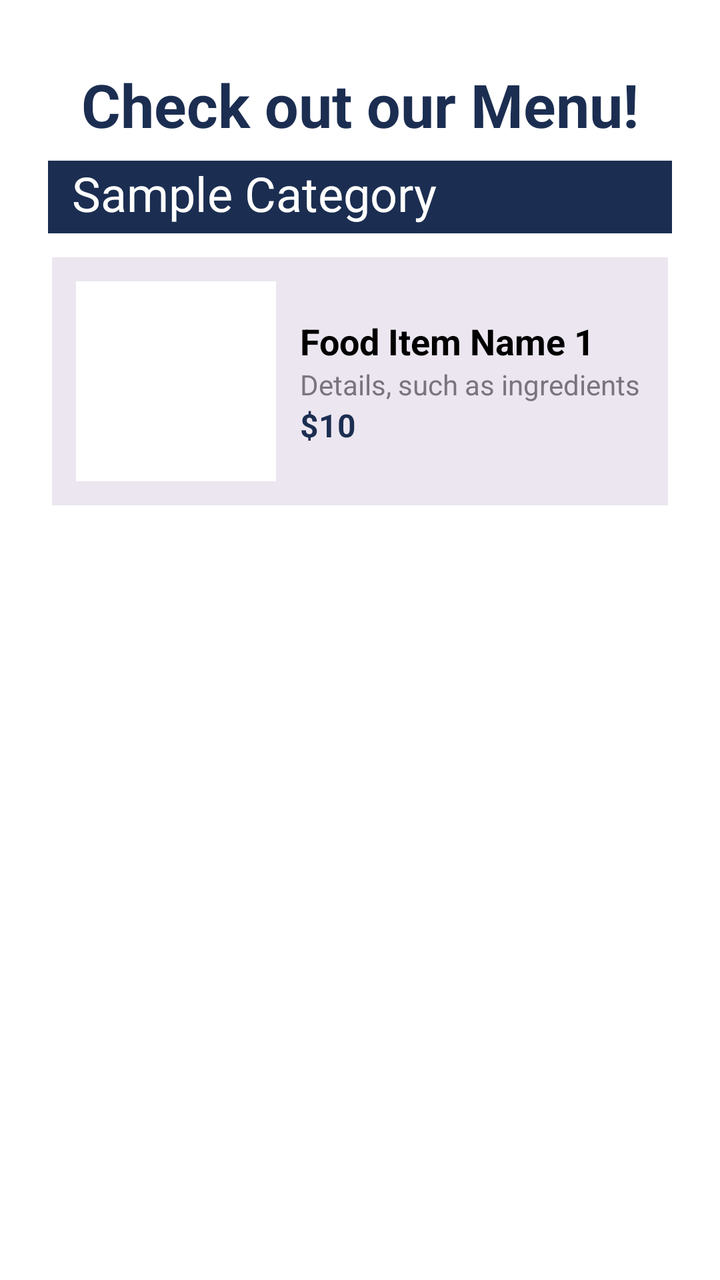
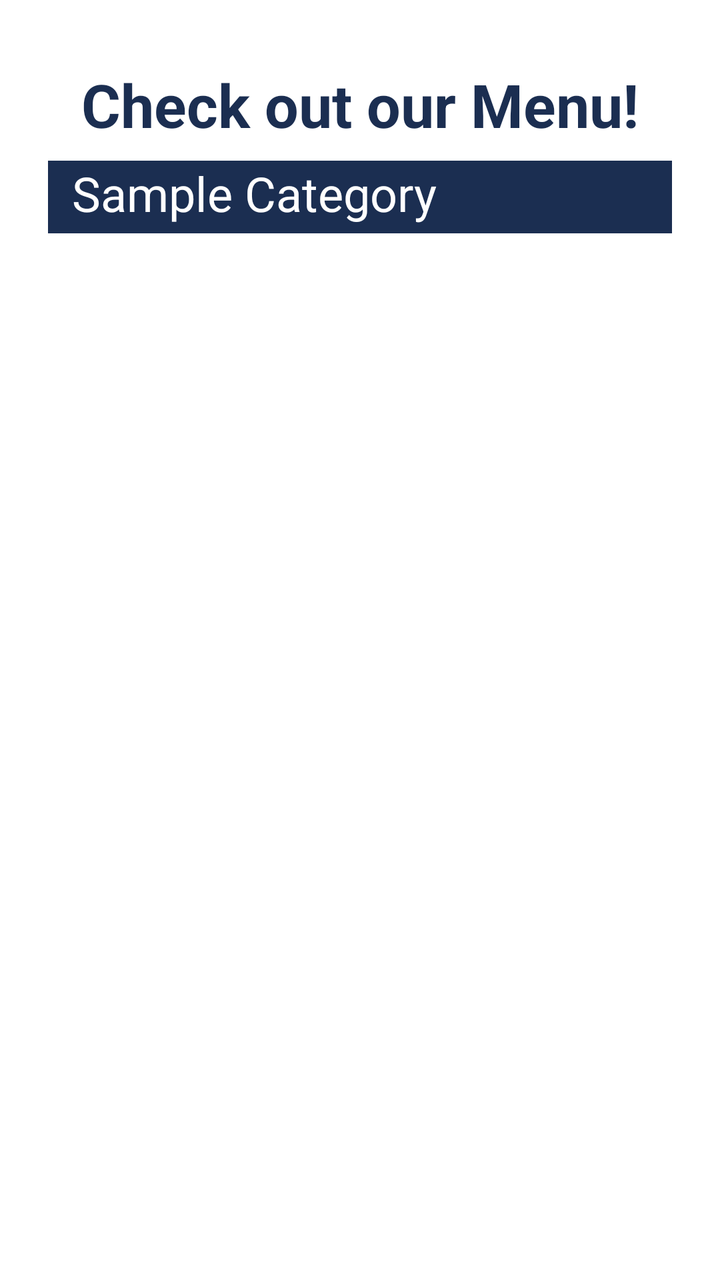

Before-and-after screenshots of an Android layout around one commit, followed by the original layout XML and the change that was made.
<!-- AndroidManifest.xml: application theme Theme.COMP2000 -->
<!-- res/layout/fragment_menu.xml -->
<?xml version="1.0" encoding="utf-8"?>
<ScrollView
    xmlns:android="http://schemas.android.com/apk/res/android"
    xmlns:app="http://schemas.android.com/apk/res-auto"
    android:layout_width="match_parent"
    android:layout_height="match_parent"
    android:fillViewport="true">

    <androidx.constraintlayout.widget.ConstraintLayout
        android:id="@+id/menu_layout"
        android:layout_width="match_parent"
        android:layout_height="wrap_content"
        android:padding="16dp">

        
        <TextView style="@style/PrimaryHeader"
            android:id="@+id/menuHeader"
            android:text="Check out our Menu!"
            android:gravity="center"
            app:layout_constraintTop_toTopOf="parent"
            app:layout_constraintStart_toStartOf="parent"
            app:layout_constraintEnd_toEndOf="parent"/>

        
        <TextView style="@style/SecondaryHeader"
            android:id="@+id/categoryHeader"
            android:text="Sample Category"
            app:layout_constraintTop_toBottomOf="@id/menuHeader"
            app:layout_constraintStart_toStartOf="parent"
            app:layout_constraintEnd_toEndOf="parent"/>

        
        <androidx.constraintlayout.widget.ConstraintLayout style="@style/Card"
            android:id="@+id/menu_item_1"
            android:layout_width="0dp"
            android:layout_height="wrap_content"
            android:layout_marginTop="12dp"
            android:layout_marginBottom="24dp"
            app:layout_constraintTop_toBottomOf="@id/categoryHeader"
            app:layout_constraintStart_toStartOf="parent"
            app:layout_constraintEnd_toEndOf="parent">

            
            <ImageView style="@style/MenuItemPhoto"
                android:id="@+id/menu_image_1"
                android:contentDescription="Description of the food"
                app:layout_constraintTop_toTopOf="parent"
                app:layout_constraintBottom_toBottomOf="parent"
                app:layout_constraintStart_toStartOf="parent"/>

            
            <androidx.constraintlayout.widget.ConstraintLayout style="@style/FoodDetailsBox"
                android:id="@+id/food_details_box"
                android:layout_width="0dp"
                android:layout_height="wrap_content"
                app:layout_constraintStart_toEndOf="@id/menu_image_1"
                app:layout_constraintTop_toTopOf="parent"
                app:layout_constraintBottom_toBottomOf="parent"
                app:layout_constraintEnd_toEndOf="parent"
                android:layout_marginStart="12dp">

                <TextView style="@style/FoodItemName"
                    android:id="@+id/food_name"
                    android:text="Food Item Name 1"
                    app:layout_constraintTop_toTopOf="parent"
                    app:layout_constraintStart_toStartOf="parent"/>

                <TextView style="@style/FoodItemDetails"
                    android:id="@+id/food_details"
                    android:text="Details, such as ingredients"
                    app:layout_constraintTop_toBottomOf="@id/food_name"
                    app:layout_constraintStart_toStartOf="parent"/>

                <TextView style="@style/FoodItemPrice"
                    android:id="@+id/food_price"
                    android:text="$10"
                    app:layout_constraintTop_toBottomOf="@id/food_details"
                    app:layout_constraintStart_toStartOf="parent"/>
            </androidx.constraintlayout.widget.ConstraintLayout>
        </androidx.constraintlayout.widget.ConstraintLayout>
    </androidx.constraintlayout.widget.ConstraintLayout>
</ScrollView>
<!-- resources referenced by this layout -->
<resources>
  <style name="Card">
          <item name="android:layout_width">match_parent</item>
          <item name="android:layout_height">wrap_content</item>
          <item name="android:background">@color/light_rose</item>
          <item name="android:padding">12dp</item>
          <item name="android:layout_marginHorizontal">10dp</item>
      </style>
  <style name="FoodDetailsBox">
          <item name="android:orientation">vertical</item>
          <item name="android:layout_weight">1</item>
          <item name="android:layout_height">match_parent</item>
          <item name="android:gravity">center_vertical</item>
      </style>
  <style name="FoodItemDetails">
          <item name="android:layout_width">wrap_content</item>
          <item name="android:layout_height">wrap_content</item>
          <item name="android:textColor">@color/light_grey</item>
          <item name="android:textSize">14sp</item>
          <item name="android:layout_marginBottom">6sp</item>
      </style>
  <style name="FoodItemName">
          <item name="android:layout_width">wrap_content</item>
          <item name="android:layout_height">wrap_content</item>
          <item name="android:textColor">@color/black</item>
          <item name="android:textSize">18sp</item>
          <item name="android:textStyle">bold</item>
      </style>
  <style name="FoodItemPrice">
          <item name="android:layout_width">wrap_content</item>
          <item name="android:layout_height">wrap_content</item>
          <item name="android:textColor">@color/navy</item>
          <item name="android:textSize">16sp</item>
          <item name="android:textStyle">bold</item>
      </style>
  <style name="MenuItemPhoto">
          <item name="android:layout_width">100dp</item>
          <item name="android:layout_height">100dp</item>
          <item name="android:layout_marginEnd">12dp</item>
          <item name="android:background">@color/white</item>
      </style>
  <style name="PrimaryHeader">
          <item name="android:textSize">30sp</item>
          <item name="android:textStyle">bold</item>
          <item name="android:textColor">@color/navy</item>
          <item name="android:paddingBottom">8dp</item>
          <item name="android:layout_width">match_parent</item>
          <item name="android:layout_height">wrap_content</item>
          <item name="android:layout_margin">16dp</item>
      </style>
  <style name="SecondaryHeader">
          <item name="android:background">@color/navy</item>
          <item name="android:textColor">@color/white</item>
          <item name="android:textSize">24sp</item>
          <item name="android:layout_marginBottom">8dp</item>
          <item name="android:layout_marginHorizontal">8dp</item>
          <item name="android:paddingHorizontal">12dp</item>
          <item name="android:paddingBottom">4dp</item>
          <item name="android:layout_width">match_parent</item>
          <item name="android:layout_height">wrap_content</item>
      </style>
  <style name="Theme.COMP2000" parent="Theme.MaterialComponents.DayNight.NoActionBar">
          
          <item name="colorPrimary">@color/light_blue</item>
          <item name="colorPrimaryVariant">@color/blue</item>
          <item name="colorOnPrimary">@color/white</item>
          
          <item name="colorSecondary">@color/navy</item>
          <item name="colorSecondaryVariant">@color/light_rose</item>
          <item name="colorOnSecondary">@color/black</item>
          
          <item name="android:statusBarColor">?attr/colorPrimaryVariant</item>
          
      </style>
  <color name="light_rose">#ece6f0</color>
  <color name="light_grey">#79747e</color>
  <color name="black">#FF000000</color>
  <color name="navy">#1b2e51</color>
  <color name="white">#FFFFFFFF</color>
  <color name="light_blue">#e0ecfa</color>
  <color name="blue">#014898</color>
</resources>

<!-- the commit's change to res/layout/fragment_menu.xml (unified diff, before → after) -->
@@ -1,82 +1,39 @@
 <?xml version="1.0" encoding="utf-8"?>
-<ScrollView
+<androidx.constraintlayout.widget.ConstraintLayout
     xmlns:android="http://schemas.android.com/apk/res/android"
     xmlns:app="http://schemas.android.com/apk/res-auto"
     android:layout_width="match_parent"
     android:layout_height="match_parent"
-    android:fillViewport="true">
+    android:padding="16dp">
 
-    <androidx.constraintlayout.widget.ConstraintLayout
-        android:id="@+id/menu_layout"
-        android:layout_width="match_parent"
-        android:layout_height="wrap_content"
-        android:padding="16dp">
+    
+    <TextView
+        android:id="@+id/menuHeader"
+        android:text="Check out our Menu!"
+        style="@style/PrimaryHeader"
+        android:gravity="center"
+        app:layout_constraintTop_toTopOf="parent"
+        app:layout_constraintStart_toStartOf="parent"
+        app:layout_constraintEnd_toEndOf="parent"/>
 
-        
-        <TextView style="@style/PrimaryHeader"
-            android:id="@+id/menuHeader"
-            android:text="Check out our Menu!"
-            android:gravity="center"
-            app:layout_constraintTop_toTopOf="parent"
-            app:layout_constraintStart_toStartOf="parent"
-            app:layout_constraintEnd_toEndOf="parent"/>
+    
+    <TextView
+        android:id="@+id/categoryHeader"
+        android:text="Sample Category"
+        style="@style/SecondaryHeader"
+        app:layout_constraintTop_toBottomOf="@id/menuHeader"
+        app:layout_constraintStart_toStartOf="parent"
+        app:layout_constraintEnd_toEndOf="parent"/>
 
-        
-        <TextView style="@style/SecondaryHeader"
-            android:id="@+id/categoryHeader"
-            android:text="Sample Category"
-            app:layout_constraintTop_toBottomOf="@id/menuHeader"
-            app:layout_constraintStart_toStartOf="parent"
-            app:layout_constraintEnd_toEndOf="parent"/>
+    
+    <androidx.recyclerview.widget.RecyclerView
+        android:id="@+id/menuRecyclerView"
+        android:layout_width="0dp"
+        android:layout_height="0dp"
+        android:paddingTop="12dp"
+        app:layout_constraintTop_toBottomOf="@id/categoryHeader"
+        app:layout_constraintBottom_toBottomOf="parent"
+        app:layout_constraintStart_toStartOf="parent"
+        app:layout_constraintEnd_toEndOf="parent"/>
 
-        
-        <androidx.constraintlayout.widget.ConstraintLayout style="@style/Card"
-            android:id="@+id/menu_item_1"
-            android:layout_width="0dp"
-            android:layout_height="wrap_content"
-            android:layout_marginTop="12dp"
-            android:layout_marginBottom="24dp"
-            app:layout_constraintTop_toBottomOf="@id/categoryHeader"
-            app:layout_constraintStart_toStartOf="parent"
-            app:layout_constraintEnd_toEndOf="parent">
-
-            
-            <ImageView style="@style/MenuItemPhoto"
-                android:id="@+id/menu_image_1"
-                android:contentDescription="Description of the food"
-                app:layout_constraintTop_toTopOf="parent"
-                app:layout_constraintBottom_toBottomOf="parent"
-                app:layout_constraintStart_toStartOf="parent"/>
-
-            
-            <androidx.constraintlayout.widget.ConstraintLayout style="@style/FoodDetailsBox"
-                android:id="@+id/food_details_box"
-                android:layout_width="0dp"
-                android:layout_height="wrap_content"
-                app:layout_constraintStart_toEndOf="@id/menu_image_1"
-                app:layout_constraintTop_toTopOf="parent"
-                app:layout_constraintBottom_toBottomOf="parent"
-                app:layout_constraintEnd_toEndOf="parent"
-                android:layout_marginStart="12dp">
-
-                <TextView style="@style/FoodItemName"
-                    android:id="@+id/food_name"
-                    android:text="Food Item Name 1"
-                    app:layout_constraintTop_toTopOf="parent"
-                    app:layout_constraintStart_toStartOf="parent"/>
-
-                <TextView style="@style/FoodItemDetails"
-                    android:id="@+id/food_details"
-                    android:text="Details, such as ingredients"
-                    app:layout_constraintTop_toBottomOf="@id/food_name"
-                    app:layout_constraintStart_toStartOf="parent"/>
-
-                <TextView style="@style/FoodItemPrice"
-                    android:id="@+id/food_price"
-                    android:text="$10"
-                    app:layout_constraintTop_toBottomOf="@id/food_details"
-                    app:layout_constraintStart_toStartOf="parent"/>
-            </androidx.constraintlayout.widget.ConstraintLayout>
-        </androidx.constraintlayout.widget.ConstraintLayout>
-    </androidx.constraintlayout.widget.ConstraintLayout>
-</ScrollView>
+</androidx.constraintlayout.widget.ConstraintLayout>
<!-- resource entries referenced after the edit -->
@@ -1,45 +1,5 @@
 <!-- resources referenced by this layout -->
 <resources>
-  <style name="Card">
-          <item name="android:layout_width">match_parent</item>
-          <item name="android:layout_height">wrap_content</item>
-          <item name="android:background">@color/light_rose</item>
-          <item name="android:padding">12dp</item>
-          <item name="android:layout_marginHorizontal">10dp</item>
-      </style>
-  <style name="FoodDetailsBox">
-          <item name="android:orientation">vertical</item>
-          <item name="android:layout_weight">1</item>
-          <item name="android:layout_height">match_parent</item>
-          <item name="android:gravity">center_vertical</item>
-      </style>
-  <style name="FoodItemDetails">
-          <item name="android:layout_width">wrap_content</item>
-          <item name="android:layout_height">wrap_content</item>
-          <item name="android:textColor">@color/light_grey</item>
-          <item name="android:textSize">14sp</item>
-          <item name="android:layout_marginBottom">6sp</item>
-      </style>
-  <style name="FoodItemName">
-          <item name="android:layout_width">wrap_content</item>
-          <item name="android:layout_height">wrap_content</item>
-          <item name="android:textColor">@color/black</item>
-          <item name="android:textSize">18sp</item>
-          <item name="android:textStyle">bold</item>
-      </style>
-  <style name="FoodItemPrice">
-          <item name="android:layout_width">wrap_content</item>
-          <item name="android:layout_height">wrap_content</item>
-          <item name="android:textColor">@color/navy</item>
-          <item name="android:textSize">16sp</item>
-          <item name="android:textStyle">bold</item>
-      </style>
-  <style name="MenuItemPhoto">
-          <item name="android:layout_width">100dp</item>
-          <item name="android:layout_height">100dp</item>
-          <item name="android:layout_marginEnd">12dp</item>
-          <item name="android:background">@color/white</item>
-      </style>
   <style name="PrimaryHeader">
           <item name="android:textSize">30sp</item>
           <item name="android:textStyle">bold</item>
@@ -73,12 +33,11 @@
           <item name="android:statusBarColor">?attr/colorPrimaryVariant</item>
           
       </style>
-  <color name="light_rose">#ece6f0</color>
-  <color name="light_grey">#79747e</color>
-  <color name="black">#FF000000</color>
   <color name="navy">#1b2e51</color>
   <color name="white">#FFFFFFFF</color>
   <color name="light_blue">#e0ecfa</color>
   <color name="blue">#014898</color>
+  <color name="light_rose">#ece6f0</color>
+  <color name="black">#FF000000</color>
 </resources>
 
